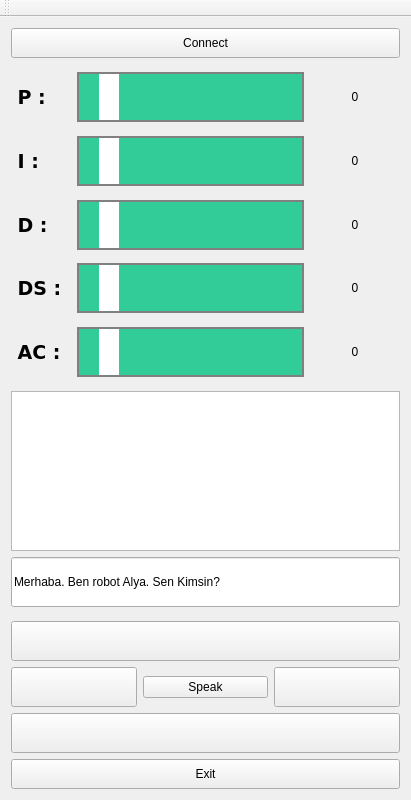
Qt form BalanceRobotRemoteQT/mainwindow.ui (takyonxxx/BalanceRobotQT-Raspberry) before a commit.
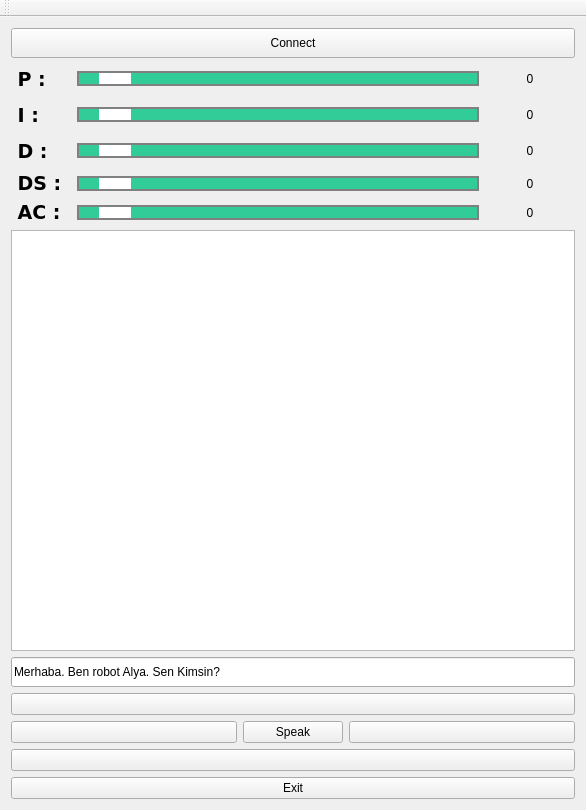
The same form after that commit.

Diff of the .ui file:
```diff
--- a/BalanceRobotRemoteQT/mainwindow.ui
+++ b/BalanceRobotRemoteQT/mainwindow.ui
@@ -6,48 +6,385 @@
    <rect>
     <x>0</x>
     <y>0</y>
-    <width>411</width>
-    <height>800</height>
+    <width>586</width>
+    <height>810</height>
    </rect>
   </property>
-  <property name="maximumSize">
-   <size>
-    <width>500</width>
-    <height>800</height>
-   </size>
-  </property>
   <property name="windowTitle">
    <string>MainWindow</string>
   </property>
   <widget class="QWidget" name="centralWidget">
    <layout class="QGridLayout" name="gridLayout">
-    <item row="6" column="0">
-     <spacer name="verticalSpacer_5">
-      <property name="orientation">
-       <enum>Qt::Vertical</enum>
-      </property>
-      <property name="sizeHint" stdset="0">
-       <size>
-        <width>20</width>
-        <height>40</height>
-       </size>
-      </property>
-     </spacer>
-    </item>
     <item row="1" column="0">
-     <spacer name="verticalSpacer_2">
-      <property name="orientation">
-       <enum>Qt::Vertical</enum>
-      </property>
-      <property name="sizeHint" stdset="0">
-       <size>
-        <width>20</width>
-        <height>0</height>
-       </size>
-      </property>
-     </spacer>
+     <layout class="QHBoxLayout" name="horizontalLayout_8">
+      <item>
+       <widget class="QLabel" name="label">
+        <property name="minimumSize">
+         <size>
+          <width>60</width>
+          <height>0</height>
+         </size>
+        </property>
+        <property name="maximumSize">
+         <size>
+          <width>30</width>
+          <height>16777215</height>
+         </size>
+        </property>
+        <property name="font">
+         <font>
+          <family>DejaVu Sans</family>
+          <pointsize>14</pointsize>
+          <bold>true</bold>
+         </font>
+        </property>
+        <property name="text">
+         <string> P :</string>
+        </property>
+        <property name="alignment">
+         <set>Qt::AlignLeading|Qt::AlignLeft|Qt::AlignVCenter</set>
+        </property>
+       </widget>
+      </item>
+      <item>
+       <widget class="QScrollBar" name="scrollPP">
+        <property name="minimumSize">
+         <size>
+          <width>0</width>
+          <height>0</height>
+         </size>
+        </property>
+        <property name="styleSheet">
+         <string notr="true">QScrollBar:horizontal {
+    border: 2px solid grey;
+    background: #32CC99;
+    height: 15px;
+    margin: 0px 20px 0 20px;
+}
+QScrollBar::handle:horizontal {
+    background: white;
+    min-width: 20px;
+}
+QScrollBar::add-line:horizontal {
+    border: 2px solid grey;
+    background: #32CC99;
+    width: 20px;
+    subcontrol-position: right;
+    subcontrol-origin: margin;
+}
+
+QScrollBar::sub-line:horizontal {
+    border: 2px solid grey;
+    background: #32CC99;
+    width: 20px;
+    subcontrol-position: left;
+    subcontrol-origin: margin;
+}
+
+QScrollBar::sub-page:horizontal {
+    background: #0B615E;
+}
+
+QScrollBar::add-page:horizontal {
+    background: #32CC99;
+}</string>
+        </property>
+        <property name="maximum">
+         <number>100</number>
+        </property>
+        <property name="orientation">
+         <enum>Qt::Horizontal</enum>
+        </property>
+       </widget>
+      </item>
+      <item>
+       <widget class="QLabel" name="labelPP">
+        <property name="minimumSize">
+         <size>
+          <width>90</width>
+          <height>30</height>
+         </size>
+        </property>
+        <property name="maximumSize">
+         <size>
+          <width>30</width>
+          <height>16777215</height>
+         </size>
+        </property>
+        <property name="text">
+         <string>0</string>
+        </property>
+        <property name="alignment">
+         <set>Qt::AlignCenter</set>
+        </property>
+       </widget>
+      </item>
+     </layout>
     </item>
-    <item row="15" column="0">
+    <item row="0" column="0">
+     <layout class="QHBoxLayout" name="horizontalLayout">
+      <item>
+       <widget class="QPushButton" name="m_pBConnect">
+        <property name="minimumSize">
+         <size>
+          <width>0</width>
+          <height>30</height>
+         </size>
+        </property>
+        <property name="text">
+         <string>Connect</string>
+        </property>
+       </widget>
+      </item>
+     </layout>
+    </item>
+    <item row="10" column="0">
+     <layout class="QHBoxLayout" name="horizontalLayout_3">
+      <item>
+       <widget class="QPushButton" name="m_pBBackward">
+        <property name="minimumSize">
+         <size>
+          <width>0</width>
+          <height>0</height>
+         </size>
+        </property>
+        <property name="text">
+         <string/>
+        </property>
+       </widget>
+      </item>
+     </layout>
+    </item>
+    <item row="2" column="0">
+     <layout class="QHBoxLayout" name="horizontalLayout_7">
+      <item>
+       <widget class="QLabel" name="label_2">
+        <property name="minimumSize">
+         <size>
+          <width>60</width>
+          <height>0</height>
+         </size>
+        </property>
+        <property name="maximumSize">
+         <size>
+          <width>30</width>
+          <height>16777215</height>
+         </size>
+        </property>
+        <property name="font">
+         <font>
+          <family>DejaVu Sans</family>
+          <pointsize>14</pointsize>
+          <bold>true</bold>
+         </font>
+        </property>
+        <property name="text">
+         <string> I :</string>
+        </property>
+        <property name="alignment">
+         <set>Qt::AlignLeading|Qt::AlignLeft|Qt::AlignVCenter</set>
+        </property>
+       </widget>
+      </item>
+      <item>
+       <widget class="QScrollBar" name="scrollPI">
+        <property name="minimumSize">
+         <size>
+          <width>0</width>
+          <height>0</height>
+         </size>
+        </property>
+        <property name="styleSheet">
+         <string notr="true">QScrollBar:horizontal {
+    border: 2px solid grey;
+    background: #32CC99;
+    height: 15px;
+    margin: 0px 20px 0 20px;
+}
+QScrollBar::handle:horizontal {
+    background: white;
+    min-width: 20px;
+}
+QScrollBar::add-line:horizontal {
+    border: 2px solid grey;
+    background: #32CC99;
+    width: 20px;
+    subcontrol-position: right;
+    subcontrol-origin: margin;
+}
+
+QScrollBar::sub-line:horizontal {
+    border: 2px solid grey;
+    background: #32CC99;
+    width: 20px;
+    subcontrol-position: left;
+    subcontrol-origin: margin;
+}
+
+QScrollBar::sub-page:horizontal {
+    background: #0B615E;
+}
+
+QScrollBar::add-page:horizontal {
+    background: #32CC99;
+}</string>
+        </property>
+        <property name="maximum">
+         <number>100</number>
+        </property>
+        <property name="orientation">
+         <enum>Qt::Horizontal</enum>
+        </property>
+       </widget>
+      </item>
+      <item>
+       <widget class="QLabel" name="labelPI">
+        <property name="minimumSize">
+         <size>
+          <width>90</width>
+          <height>30</height>
+         </size>
+        </property>
+        <property name="maximumSize">
+         <size>
+          <width>30</width>
+          <height>16777215</height>
+         </size>
+        </property>
+        <property name="text">
+         <string>0</string>
+        </property>
+        <property name="alignment">
+         <set>Qt::AlignCenter</set>
+        </property>
+       </widget>
+      </item>
+     </layout>
+    </item>
+    <item row="11" column="0">
+     <layout class="QHBoxLayout" name="horizontalLayout_2">
+      <item>
+       <widget class="QPushButton" name="m_pBExit">
+        <property name="minimumSize">
+         <size>
+          <width>0</width>
+          <height>0</height>
+         </size>
+        </property>
+        <property name="text">
+         <string>Exit</string>
+        </property>
+       </widget>
+      </item>
+     </layout>
+    </item>
+    <item row="4" column="0">
+     <layout class="QHBoxLayout" name="horizontalLayout_9">
+      <item>
+       <widget class="QLabel" name="label_4">
+        <property name="minimumSize">
+         <size>
+          <width>60</width>
+          <height>0</height>
+         </size>
+        </property>
+        <property name="maximumSize">
+         <size>
+          <width>30</width>
+          <height>16777215</height>
+         </size>
+        </property>
+        <property name="font">
+         <font>
+          <family>DejaVu Sans</family>
+          <pointsize>14</pointsize>
+          <bold>true</bold>
+         </font>
+        </property>
+        <property name="text">
+         <string> DS :</string>
+        </property>
+        <property name="alignment">
+         <set>Qt::AlignLeading|Qt::AlignLeft|Qt::AlignVCenter</set>
+        </property>
+       </widget>
+      </item>
+      <item>
+       <widget class="QScrollBar" name="scrollDS">
+        <property name="minimumSize">
+         <size>
+          <width>0</width>
+          <height>0</height>
+         </size>
+        </property>
+        <property name="styleSheet">
+         <string notr="true">QScrollBar:horizontal {
+    border: 2px solid grey;
+    background: #32CC99;
+    height: 15px;
+    margin: 0px 20px 0 20px;
+}
+QScrollBar::handle:horizontal {
+    background: white;
+    min-width: 20px;
+}
+QScrollBar::add-line:horizontal {
+    border: 2px solid grey;
+    background: #32CC99;
+    width: 20px;
+    subcontrol-position: right;
+    subcontrol-origin: margin;
+}
+
+QScrollBar::sub-line:horizontal {
+    border: 2px solid grey;
+    background: #32CC99;
+    width: 20px;
+    subcontrol-position: left;
+    subcontrol-origin: margin;
+}
+
+QScrollBar::sub-page:horizontal {
+    background: #0B615E;
+}
+
+QScrollBar::add-page:horizontal {
+    background: #32CC99;
+}</string>
+        </property>
+        <property name="maximum">
+         <number>100</number>
+        </property>
+        <property name="orientation">
+         <enum>Qt::Horizontal</enum>
+        </property>
+       </widget>
+      </item>
+      <item>
+       <widget class="QLabel" name="labelDS">
+        <property name="minimumSize">
+         <size>
+          <width>90</width>
+          <height>0</height>
+         </size>
+        </property>
+        <property name="maximumSize">
+         <size>
+          <width>30</width>
+          <height>16777215</height>
+         </size>
+        </property>
+        <property name="text">
+         <string>0</string>
+        </property>
+        <property name="alignment">
+         <set>Qt::AlignCenter</set>
+        </property>
+       </widget>
+      </item>
+     </layout>
+    </item>
+    <item row="7" column="0">
      <layout class="QVBoxLayout" name="verticalLayout_2">
       <item>
        <layout class="QHBoxLayout" name="horizontalLayout_11">
@@ -56,13 +393,12 @@
           <property name="minimumSize">
            <size>
             <width>0</width>
-            <height>50</height>
+            <height>30</height>
            </size>
           </property>
           <property name="font">
            <font>
             <family>Arial</family>
-            <weight>50</weight>
             <bold>false</bold>
            </font>
           </property>
@@ -75,46 +411,77 @@
       </item>
      </layout>
     </item>
-    <item row="12" column="0">
-     <spacer name="verticalSpacer">
-      <property name="orientation">
-       <enum>Qt::Vertical</enum>
-      </property>
-      <property name="sizeHint" stdset="0">
-       <size>
-        <width>20</width>
-        <height>0</height>
-       </size>
-      </property>
-     </spacer>
-    </item>
-    <item row="4" column="0">
-     <spacer name="verticalSpacer_4">
-      <property name="orientation">
-       <enum>Qt::Vertical</enum>
-      </property>
-      <property name="sizeHint" stdset="0">
-       <size>
-        <width>20</width>
-        <height>40</height>
-       </size>
-      </property>
-     </spacer>
+    <item row="9" column="0">
+     <layout class="QHBoxLayout" name="horizontalLayout_4">
+      <item>
+       <widget class="QPushButton" name="m_pBLeft">
+        <property name="minimumSize">
+         <size>
+          <width>0</width>
+          <height>0</height>
+         </size>
+        </property>
+        <property name="text">
+         <string/>
+        </property>
+       </widget>
+      </item>
+      <item>
+       <widget class="QPushButton" name="m_pBSpeak">
+        <property name="maximumSize">
+         <size>
+          <width>100</width>
+          <height>25</height>
+         </size>
+        </property>
+        <property name="text">
+         <string>Speak</string>
+        </property>
+       </widget>
+      </item>
+      <item>
+       <widget class="QPushButton" name="m_pBRight">
+        <property name="minimumSize">
+         <size>
+          <width>0</width>
+          <height>0</height>
+         </size>
+        </property>
+        <property name="text">
+         <string/>
+        </property>
+       </widget>
+      </item>
+     </layout>
     </item>
     <item row="8" column="0">
-     <spacer name="verticalSpacer_6">
-      <property name="orientation">
-       <enum>Qt::Vertical</enum>
-      </property>
-      <property name="sizeHint" stdset="0">
+     <layout class="QHBoxLayout" name="horizontalLayout_5">
+      <item>
+       <widget class="QPushButton" name="m_pBForward">
+        <property name="minimumSize">
+         <size>
+          <width>0</width>
+          <height>0</height>
+         </size>
+        </property>
+        <property name="text">
+         <string/>
+        </property>
+       </widget>
+      </item>
+     </layout>
+    </item>
+    <item row="6" column="0">
+     <widget class="QTextBrowser" name="m_textStatus">
+      <property name="minimumSize">
        <size>
-        <width>20</width>
-        <height>40</height>
+        <width>0</width>
+        <height>150</height>
        </size>
       </property>
-     </spacer>
+     </widget>
     </item>
-    <item row="11" column="0">
+    <item row="5" column="0">
      <layout class="QHBoxLayout" name="horizontalLayout_10">
       <item>
        <widget class="QLabel" name="label_5">
@@ -134,7 +501,6 @@
          <font>
           <family>DejaVu Sans</family>
           <pointsize>14</pointsize>
-          <weight>75</weight>
           <bold>true</bold>
          </font>
         </property>
@@ -151,7 +517,7 @@
         <property name="minimumSize">
          <size>
           <width>0</width>
-          <height>50</height>
+          <height>0</height>
          </size>
         </property>
         <property name="styleSheet">
@@ -221,61 +587,7 @@
       </item>
      </layout>
     </item>
-    <item row="21" column="0">
-     <layout class="QHBoxLayout" name="horizontalLayout_2">
-      <item>
-       <widget class="QPushButton" name="m_pBExit">
-        <property name="minimumSize">
-         <size>
-          <width>0</width>
-          <height>30</height>
-         </size>
-        </property>
-        <property name="text">
-         <string>Exit</string>
-        </property>
-       </widget>
-      </item>
-     </layout>
-    </item>
-    <item row="18" column="0">
-     <layout class="QHBoxLayout" name="horizontalLayout_4">
-      <item>
-       <widget class="QPushButton" name="m_pBLeft">
-        <property name="minimumSize">
-         <size>
-          <width>0</width>
-          <height>40</height>
-         </size>
-        </property>
-        <property name="text">
-         <string/>
-        </property>
-       </widget>
-      </item>
-      <item>
-       <widget class="QPushButton" name="m_pBSpeak">
-        <property name="text">
-         <string>Speak</string>
-        </property>
-       </widget>
-      </item>
-      <item>
-       <widget class="QPushButton" name="m_pBRight">
-        <property name="minimumSize">
-         <size>
-          <width>0</width>
-          <height>40</height>
-         </size>
-        </property>
-        <property name="text">
-         <string/>
-        </property>
-       </widget>
-      </item>
-     </layout>
-    </item>
-    <item row="7" column="0">
+    <item row="3" column="0">
      <layout class="QHBoxLayout" name="horizontalLayout_6">
       <item>
        <widget class="QLabel" name="label_3">
@@ -295,7 +607,6 @@
          <font>
           <family>DejaVu Sans</family>
           <pointsize>14</pointsize>
-          <weight>75</weight>
           <bold>true</bold>
          </font>
         </property>
@@ -312,7 +623,7 @@
         <property name="minimumSize">
          <size>
           <width>0</width>
-          <height>50</height>
+          <height>0</height>
          </size>
         </property>
         <property name="styleSheet">
@@ -382,446 +693,6 @@
       </item>
      </layout>
     </item>
-    <item row="14" column="0">
-     <widget class="QTextBrowser" name="m_textStatus"/>
-    </item>
-    <item row="3" column="0">
-     <layout class="QHBoxLayout" name="horizontalLayout_8">
-      <item>
-       <widget class="QLabel" name="label">
-        <property name="minimumSize">
-         <size>
-          <width>60</width>
-          <height>0</height>
-         </size>
-        </property>
-        <property name="maximumSize">
-         <size>
-          <width>30</width>
-          <height>16777215</height>
-         </size>
-        </property>
-        <property name="font">
-         <font>
-          <family>DejaVu Sans</family>
-          <pointsize>14</pointsize>
-          <weight>75</weight>
-          <bold>true</bold>
-         </font>
-        </property>
-        <property name="text">
-         <string> P :</string>
-        </property>
-        <property name="alignment">
-         <set>Qt::AlignLeading|Qt::AlignLeft|Qt::AlignVCenter</set>
-        </property>
-       </widget>
-      </item>
-      <item>
-       <widget class="QScrollBar" name="scrollPP">
-        <property name="minimumSize">
-         <size>
-          <width>0</width>
-          <height>50</height>
-         </size>
-        </property>
-        <property name="styleSheet">
-         <string notr="true">QScrollBar:horizontal {
-    border: 2px solid grey;
-    background: #32CC99;
-    height: 15px;
-    margin: 0px 20px 0 20px;
-}
-QScrollBar::handle:horizontal {
-    background: white;
-    min-width: 20px;
-}
-QScrollBar::add-line:horizontal {
-    border: 2px solid grey;
-    background: #32CC99;
-    width: 20px;
-    subcontrol-position: right;
-    subcontrol-origin: margin;
-}
-
-QScrollBar::sub-line:horizontal {
-    border: 2px solid grey;
-    background: #32CC99;
-    width: 20px;
-    subcontrol-position: left;
-    subcontrol-origin: margin;
-}
-
-QScrollBar::sub-page:horizontal {
-    background: #0B615E;
-}
-
-QScrollBar::add-page:horizontal {
-    background: #32CC99;
-}</string>
-        </property>
-        <property name="maximum">
-         <number>100</number>
-        </property>
-        <property name="orientation">
-         <enum>Qt::Horizontal</enum>
-        </property>
-       </widget>
-      </item>
-      <item>
-       <widget class="QLabel" name="labelPP">
-        <property name="minimumSize">
-         <size>
-          <width>90</width>
-          <height>30</height>
-         </size>
-        </property>
-        <property name="maximumSize">
-         <size>
-          <width>30</width>
-          <height>16777215</height>
-         </size>
-        </property>
-        <property name="text">
-         <string>0</string>
-        </property>
-        <property name="alignment">
-         <set>Qt::AlignCenter</set>
-        </property>
-       </widget>
-      </item>
-     </layout>
-    </item>
-    <item row="10" column="0">
-     <spacer name="verticalSpacer_8">
-      <property name="orientation">
-       <enum>Qt::Vertical</enum>
-      </property>
-      <property name="sizeHint" stdset="0">
-       <size>
-        <width>20</width>
-        <height>40</height>
-       </size>
-      </property>
-     </spacer>
-    </item>
-    <item row="9" column="0">
-     <layout class="QHBoxLayout" name="horizontalLayout_9">
-      <item>
-       <widget class="QLabel" name="label_4">
-        <property name="minimumSize">
-         <size>
-          <width>60</width>
-          <height>0</height>
-         </size>
-        </property>
-        <property name="maximumSize">
-         <size>
-          <width>30</width>
-          <height>16777215</height>
-         </size>
-        </property>
-        <property name="font">
-         <font>
-          <family>DejaVu Sans</family>
-          <pointsize>14</pointsize>
-          <weight>75</weight>
-          <bold>true</bold>
-         </font>
-        </property>
-        <property name="text">
-         <string> DS :</string>
-        </property>
-        <property name="alignment">
-         <set>Qt::AlignLeading|Qt::AlignLeft|Qt::AlignVCenter</set>
-        </property>
-       </widget>
-      </item>
-      <item>
-       <widget class="QScrollBar" name="scrollDS">
-        <property name="minimumSize">
-         <size>
-          <width>0</width>
-          <height>50</height>
-         </size>
-        </property>
-        <property name="styleSheet">
-         <string notr="true">QScrollBar:horizontal {
-    border: 2px solid grey;
-    background: #32CC99;
-    height: 15px;
-    margin: 0px 20px 0 20px;
-}
-QScrollBar::handle:horizontal {
-    background: white;
-    min-width: 20px;
-}
-QScrollBar::add-line:horizontal {
-    border: 2px solid grey;
-    background: #32CC99;
-    width: 20px;
-    subcontrol-position: right;
-    subcontrol-origin: margin;
-}
-
-QScrollBar::sub-line:horizontal {
-    border: 2px solid grey;
-    background: #32CC99;
-    width: 20px;
-    subcontrol-position: left;
-    subcontrol-origin: margin;
-}
-
-QScrollBar::sub-page:horizontal {
-    background: #0B615E;
-}
-
-QScrollBar::add-page:horizontal {
-    background: #32CC99;
-}</string>
-        </property>
-        <property name="maximum">
-         <number>100</number>
-        </property>
-        <property name="orientation">
-         <enum>Qt::Horizontal</enum>
-        </property>
-       </widget>
-      </item>
-      <item>
-       <widget class="QLabel" name="labelDS">
-        <property name="minimumSize">
-         <size>
-          <width>90</width>
-          <height>0</height>
-         </size>
-        </property>
-        <property name="maximumSize">
-         <size>
-          <width>30</width>
-          <height>16777215</height>
-         </size>
-        </property>
-        <property name="text">
-         <string>0</string>
-        </property>
-        <property name="alignment">
-         <set>Qt::AlignCenter</set>
-        </property>
-       </widget>
-      </item>
-     </layout>
-    </item>
-    <item row="20" column="0">
-     <spacer name="verticalSpacer_7">
-      <property name="orientation">
-       <enum>Qt::Vertical</enum>
-      </property>
-      <property name="sizeHint" stdset="0">
-       <size>
-        <width>20</width>
-        <height>10</height>
-       </size>
-      </property>
-     </spacer>
-    </item>
-    <item row="16" column="0">
-     <spacer name="verticalSpacer_3">
-      <property name="orientation">
-       <enum>Qt::Vertical</enum>
-      </property>
-      <property name="sizeHint" stdset="0">
-       <size>
-        <width>20</width>
-        <height>40</height>
-       </size>
-      </property>
-     </spacer>
-    </item>
-    <item row="19" column="0">
-     <layout class="QHBoxLayout" name="horizontalLayout_3">
-      <item>
-       <widget class="QPushButton" name="m_pBBackward">
-        <property name="minimumSize">
-         <size>
-          <width>0</width>
-          <height>40</height>
-         </size>
-        </property>
-        <property name="text">
-         <string/>
-        </property>
-       </widget>
-      </item>
-     </layout>
-    </item>
-    <item row="5" column="0">
-     <layout class="QHBoxLayout" name="horizontalLayout_7">
-      <item>
-       <widget class="QLabel" name="label_2">
-        <property name="minimumSize">
-         <size>
-          <width>60</width>
-          <height>0</height>
-         </size>
-        </property>
-        <property name="maximumSize">
-         <size>
-          <width>30</width>
-          <height>16777215</height>
-         </size>
-        </property>
-        <property name="font">
-         <font>
-          <family>DejaVu Sans</family>
-          <pointsize>14</pointsize>
-          <weight>75</weight>
-          <bold>true</bold>
-         </font>
-        </property>
-        <property name="text">
-         <string> I :</string>
-        </property>
-        <property name="alignment">
-         <set>Qt::AlignLeading|Qt::AlignLeft|Qt::AlignVCenter</set>
-        </property>
-       </widget>
-      </item>
-      <item>
-       <widget class="QScrollBar" name="scrollPI">
-        <property name="minimumSize">
-         <size>
-          <width>0</width>
-          <height>50</height>
-         </size>
-        </property>
-        <property name="styleSheet">
-         <string notr="true">QScrollBar:horizontal {
-    border: 2px solid grey;
-    background: #32CC99;
-    height: 15px;
-    margin: 0px 20px 0 20px;
-}
-QScrollBar::handle:horizontal {
-    background: white;
-    min-width: 20px;
-}
-QScrollBar::add-line:horizontal {
-    border: 2px solid grey;
-    background: #32CC99;
-    width: 20px;
-    subcontrol-position: right;
-    subcontrol-origin: margin;
-}
-
-QScrollBar::sub-line:horizontal {
-    border: 2px solid grey;
-    background: #32CC99;
-    width: 20px;
-    subcontrol-position: left;
-    subcontrol-origin: margin;
-}
-
-QScrollBar::sub-page:horizontal {
-    background: #0B615E;
-}
-
-QScrollBar::add-page:horizontal {
-    background: #32CC99;
-}</string>
-        </property>
-        <property name="maximum">
-         <number>100</number>
-        </property>
-        <property name="orientation">
-         <enum>Qt::Horizontal</enum>
-        </property>
-       </widget>
-      </item>
-      <item>
-       <widget class="QLabel" name="labelPI">
-        <property name="minimumSize">
-         <size>
-          <width>90</width>
-          <height>30</height>
-         </size>
-        </property>
-        <property name="maximumSize">
-         <size>
-          <width>30</width>
-          <height>16777215</height>
-         </size>
-        </property>
-        <property name="text">
-         <string>0</string>
-        </property>
-        <property name="alignment">
-         <set>Qt::AlignCenter</set>
-        </property>
-       </widget>
-      </item>
-     </layout>
-    </item>
-    <item row="13" column="0">
-     <spacer name="verticalSpacer_9">
-      <property name="orientation">
-       <enum>Qt::Vertical</enum>
-      </property>
-      <property name="sizeHint" stdset="0">
-       <size>
-        <width>20</width>
-        <height>40</height>
-       </size>
-      </property>
-     </spacer>
-    </item>
-    <item row="17" column="0">
-     <layout class="QHBoxLayout" name="horizontalLayout_5">
-      <item>
-       <widget class="QPushButton" name="m_pBForward">
-        <property name="minimumSize">
-         <size>
-          <width>0</width>
-          <height>40</height>
-         </size>
-        </property>
-        <property name="text">
-         <string/>
-        </property>
-       </widget>
-      </item>
-     </layout>
-    </item>
-    <item row="0" column="0">
-     <layout class="QHBoxLayout" name="horizontalLayout">
-      <item>
-       <widget class="QPushButton" name="m_pBConnect">
-        <property name="minimumSize">
-         <size>
-          <width>0</width>
-          <height>30</height>
-         </size>
-        </property>
-        <property name="text">
-         <string>Connect</string>
-        </property>
-       </widget>
-      </item>
-     </layout>
-    </item>
-    <item row="2" column="0">
-     <spacer name="verticalSpacer_10">
-      <property name="orientation">
-       <enum>Qt::Vertical</enum>
-      </property>
-      <property name="sizeHint" stdset="0">
-       <size>
-        <width>20</width>
-        <height>40</height>
-       </size>
-      </property>
-     </spacer>
-    </item>
    </layout>
   </widget>
   <widget class="QToolBar" name="mainToolBar">
```
